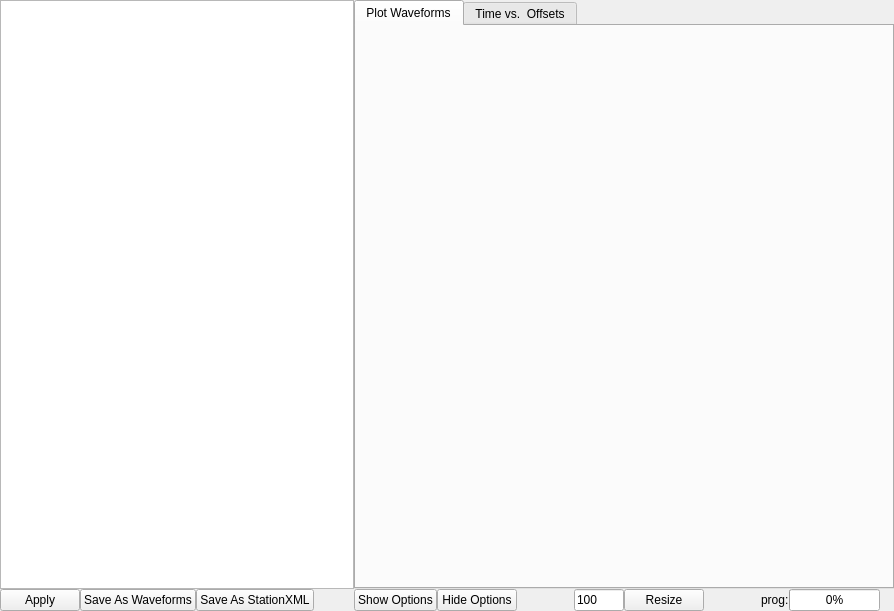
The window that ui/load_data_waveforms.ui (yudhastyawan/QuakeSee) describes before a commit, drawn with Qt 5.
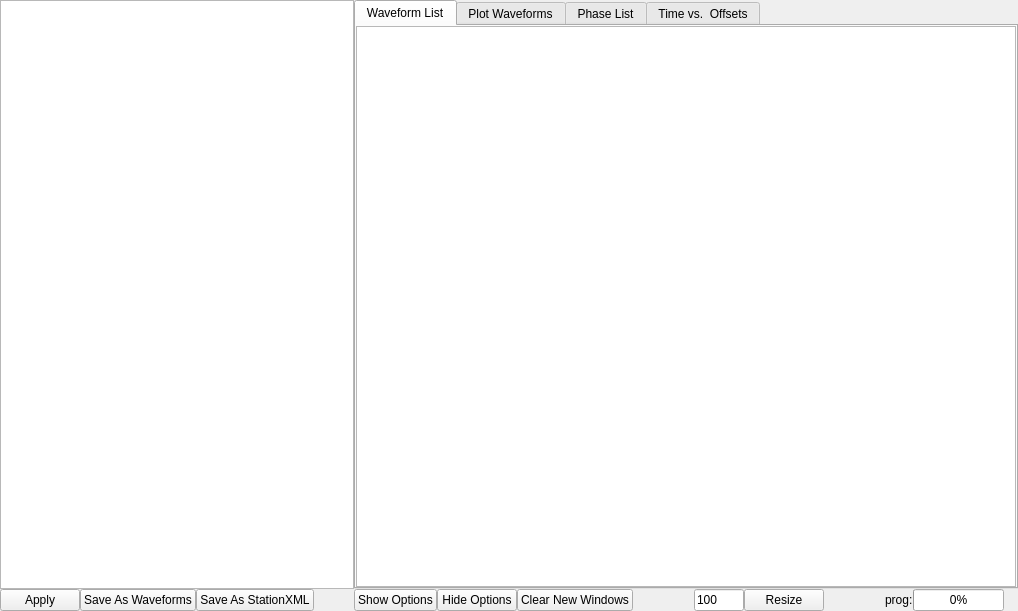
The same window after the commit. Custom widgets are drawn as their Qt base class.

Commit message: add a "pick phases" feature

Diff of the .ui file:
```diff
--- a/ui/load_data_waveforms.ui
+++ b/ui/load_data_waveforms.ui
@@ -6,7 +6,7 @@
    <rect>
     <x>0</x>
     <y>0</y>
-    <width>894</width>
+    <width>1018</width>
     <height>611</height>
    </rect>
   </property>
@@ -138,6 +138,31 @@
        <property name="currentIndex">
         <number>0</number>
        </property>
+       <widget class="QWidget" name="tab_wavelist">
+        <attribute name="title">
+         <string>Waveform List</string>
+        </attribute>
+        <layout class="QVBoxLayout" name="verticalLayout_2">
+         <property name="spacing">
+          <number>0</number>
+         </property>
+         <property name="leftMargin">
+          <number>0</number>
+         </property>
+         <property name="topMargin">
+          <number>0</number>
+         </property>
+         <property name="rightMargin">
+          <number>0</number>
+         </property>
+         <property name="bottomMargin">
+          <number>0</number>
+         </property>
+         <item>
+          <widget class="QTableView" name="table_waves"/>
+         </item>
+        </layout>
+       </widget>
        <widget class="QWidget" name="tab_main_waveplots">
         <attribute name="title">
          <string>Plot Waveforms</string>
@@ -182,6 +207,31 @@
          </item>
         </layout>
        </widget>
+       <widget class="QWidget" name="tab_phase">
+        <attribute name="title">
+         <string>Phase List</string>
+        </attribute>
+        <layout class="QVBoxLayout" name="verticalLayout_4">
+         <property name="spacing">
+          <number>0</number>
+         </property>
+         <property name="leftMargin">
+          <number>0</number>
+         </property>
+         <property name="topMargin">
+          <number>0</number>
+         </property>
+         <property name="rightMargin">
+          <number>0</number>
+         </property>
+         <property name="bottomMargin">
+          <number>0</number>
+         </property>
+         <item>
+          <widget class="QTableView" name="table_phase"/>
+         </item>
+        </layout>
+       </widget>
        <widget class="MplCanvasBaseWithToolbar" name="tab_time_offsets">
         <attribute name="title">
          <string>Time vs.  Offsets</string>
@@ -208,6 +258,13 @@
          </property>
         </widget>
        </item>
+       <item>
+        <widget class="QPushButton" name="btn_clear_windows">
+         <property name="text">
+          <string>Clear New Windows</string>
+         </property>
+        </widget>
+       </item>
        <item>
         <spacer name="horizontalSpacer_2">
          <property name="orientation">
```
Left out of the diff: 17 changed lines with no effect on the pictures. The commit also changes 4 other files.
